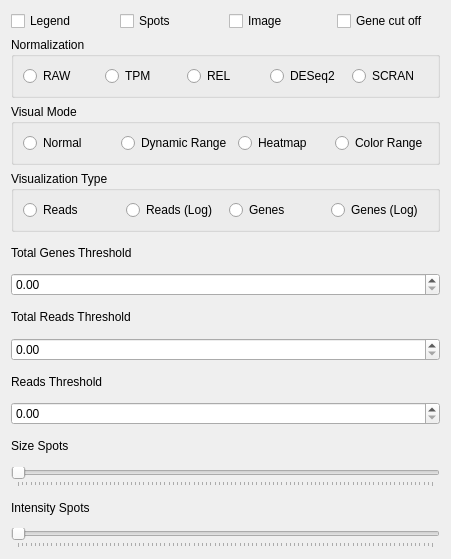
Old version of the form assets/ui/SettingsWidget.ui in the repository jfnavarro/st_viewer.
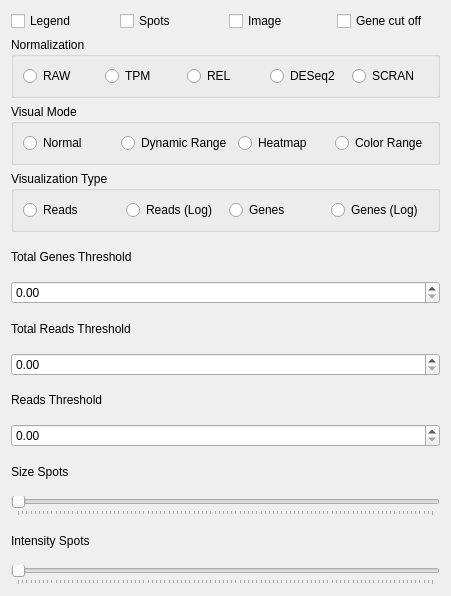
New version of the form.

The edit to the form file:
```diff
--- a/assets/ui/SettingsWidget.ui
+++ b/assets/ui/SettingsWidget.ui
@@ -7,7 +7,7 @@
     <x>0</x>
     <y>0</y>
     <width>451</width>
-    <height>559</height>
+    <height>596</height>
    </rect>
   </property>
   <property name="windowTitle">
```
